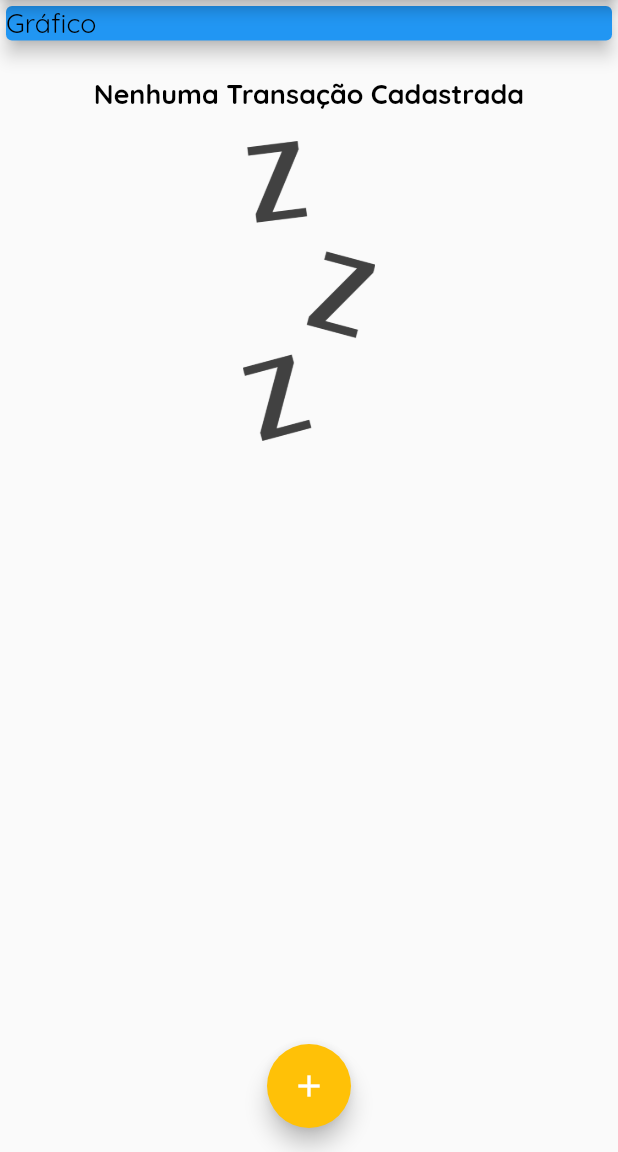
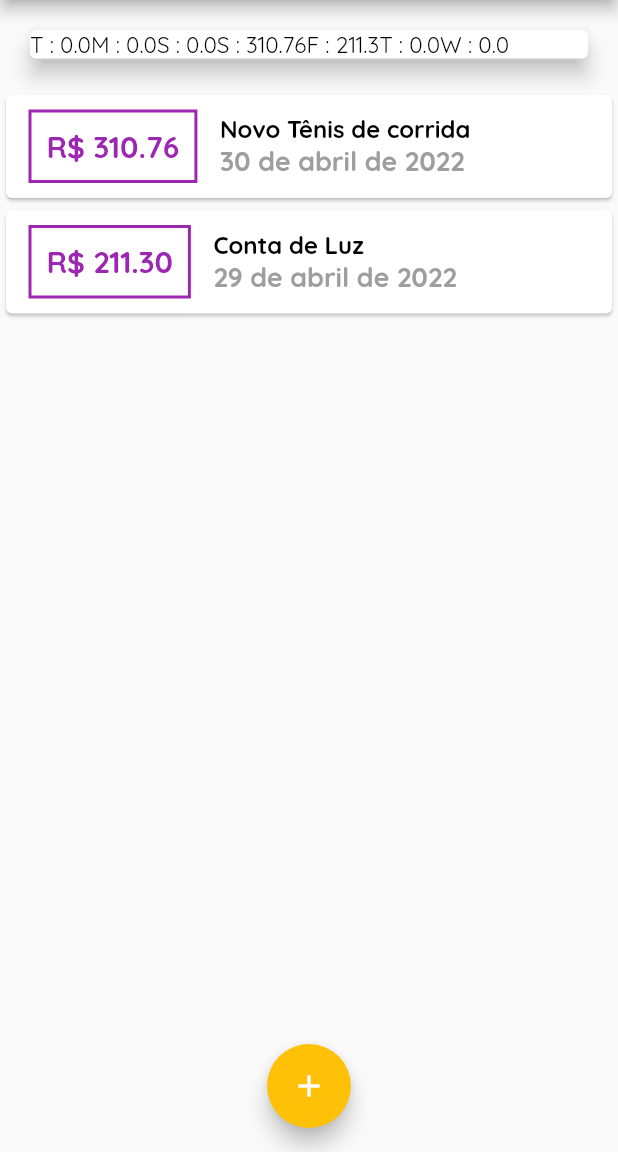
Before and after one commit to masilvasql/Flutter_course, a Flutter app: the screen it shows after launch, on a phone screen of 412 x 824 dp, the part 84-1236 px from its top. Run offline on Flutter 3.47's test engine with Material 2 defaults, Android fonts, the phone set to English and light mode, and no system bars.

Commit message:
definição dos valores do gráfico + início da criação das barras do gráfico

```diff
--- /dev/null
+++ b/expenses/lib/components/cahrt_bar.dart
@@ -0,0 +1,10 @@
+import 'package:flutter/material.dart';
+
+class ChartBar extends StatelessWidget {
+  const ChartBar({Key? key}) : super(key: key);
+
+  @override
+  Widget build(BuildContext context) {
+    return Container();
+  }
+}
--- a/expenses/lib/components/chart.dart
+++ b/expenses/lib/components/chart.dart
@@ -23,9 +23,6 @@ class Chart extends StatelessWidget {
         }
       }
 
-      print(DateFormat.E().format(weekDay)[0]);
-      print(totalSum);
-
       return {
         'day': DateFormat.E().format(weekDay)[0],
         'value': totalSum,
@@ -35,11 +32,24 @@ class Chart extends StatelessWidget {
 
   @override
   Widget build(BuildContext context) {
+    groupedTransactions;
     return Card(
       elevation: 6,
       margin: const EdgeInsets.all(20),
       child: Row(
-        children: <Widget>[],
+        children: <Widget>[
+          Row(
+            children: groupedTransactions.map((tr) {
+              return Text(
+                '${tr['day']} : ${tr['value']}',
+                style: const TextStyle(
+                  fontWeight: FontWeight.normal,
+                  fontSize: 15,
+                ),
+              );
+            }).toList(),
+          )
+        ],
       ),
     );
   }
--- a/expenses/lib/main.dart
+++ b/expenses/lib/main.dart
@@ -1,4 +1,5 @@
 // ignore_for_file: prefer_const_literals_to_create_immutables, prefer_const_constructors
+import 'package:expenses/components/chart.dart';
 import 'package:expenses/components/transaction_form.dart';
 import 'package:expenses/models/transaction.dart';
 import 'package:flutter/material.dart';
@@ -58,25 +59,27 @@ class MyHomePage extends StatefulWidget {
 
 class _MyHomePageState extends State<MyHomePage> {
   final List<Transaction> _transactions = [
-    // Transaction(
-    //   id: 't1',
-    //   title: 'Novo Tênis de corrida',
-    //   value: 310.76,
-    //   date: DateTime.now(),
-    // ),
-    // Transaction(
-    //   id: 't2',
-    //   title: 'Conta de Luz',
-    //   value: 211.30,
-    //   date: DateTime.now(),
-    // ),
-    // Transaction(
-    //   id: 't2',
-    //   title: 'Conta de Luz',
-    //   value: 211.30,
-    //   date: DateTime.now(),
-    // ),
+    Transaction(
+      id: 't1',
+      title: 'Novo Tênis de corrida',
+      value: 310.76,
+      date: DateTime.now().subtract(Duration(days: 3)),
+    ),
+    Transaction(
+      id: 't2',
+      title: 'Conta de Luz',
+      value: 211.30,
+      date: DateTime.now().subtract(Duration(days: 4)),
+    )
   ];
+
+  List<Transaction> get _recentTransactions {
+    return _transactions
+        .where((tr) => tr.date.isAfter(DateTime.now().subtract(
+              Duration(days: 7),
+            )))
+        .toList();
+  }
 
   _addTranscation(String title, double value) {
     final newTransaction = Transaction(
@@ -121,14 +124,7 @@ class _MyHomePageState extends State<MyHomePage> {
         child: Column(
           crossAxisAlignment: CrossAxisAlignment.stretch,
           children: <Widget>[
-            const Card(
-              child: Text(
-                'Gráfico',
-                style: TextStyle(fontWeight: FontWeight.normal),
-              ),
-              elevation: 5,
-              color: Colors.blue,
-            ),
+            Chart(_recentTransactions),
             TransactionList(transactions: _transactions),
           ],
         ),
```
